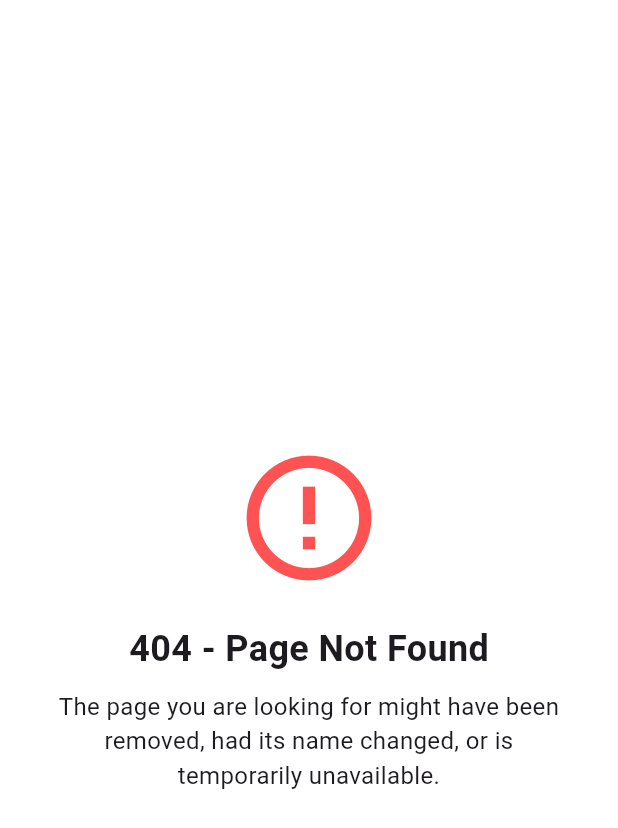
After one commit to FatemaAmirabadian/exchange_rate, a Flutter app: the NotFoundWidget screen opened directly, on a phone screen of 412 x 824 dp. The commit adds this screen. Shown: the top 828 px of the screen. Run offline on Flutter 3.47's test engine with Material 3 defaults, Android fonts, the phone set to English and light mode, and no system bars; our stand-ins replace get; missing offline and left inert: persian_fonts; network calls fail.

Commit message:
notFoundPage,animated BottomNavigationBar,dynamic Pages for each item

```diff
--- a/lib/utils/Exchange_controller.dart
+++ b/lib/utils/Exchange_controller.dart
@@ -1,5 +1,4 @@
 import 'dart:convert';
-
 import 'package:get/get.dart';
 import 'package:http/http.dart' as http;
 import '../models/Exchange_model.dart';
@@ -7,6 +6,8 @@ import '../models/Exchange_model.dart';
 class ExchangeController extends GetxController {
   RxBool isLoading = true.obs;
   RxList<Exchange> exchangesList = <Exchange>[].obs;
+  RxBool notFound = false.obs;
+  RxBool notConnected = false.obs;
 
   @override
   onInit() {
@@ -18,9 +19,16 @@ class ExchangeController extends GetxController {
     try {
       isLoading(true);
       var response = await http.get(Uri.parse('http://146.19.212.233:8000/currencies/'));
-      final decodedResponse = utf8.decode(response.bodyBytes);
-      List<Exchange> exchanges = exchangeFromJson(decodedResponse);
-      exchangesList.value = exchanges;
+      if (response.statusCode == 200) {
+        final decodedResponse = utf8.decode(response.bodyBytes);
+        List<Exchange> exchanges = exchangeFromJson(decodedResponse);
+        exchangesList.assignAll(exchanges);
+      } else if (response.statusCode == 404) {
+        notFound(true);
+      }
+    }catch (e) {
+      print(e);
+      // Handle exception
     } finally {
       isLoading(false);
     }
--- /dev/null
+++ b/lib/widgets/NotFoundWidget.dart
@@ -0,0 +1,41 @@
+import 'package:flutter/material.dart';
+
+
+class NotFoundWidget extends StatelessWidget {
+  @override
+  Widget build(BuildContext context) {
+    return Scaffold(
+      backgroundColor: Colors.white,
+      body: Center(
+        child: Column(
+          mainAxisAlignment: MainAxisAlignment.center,
+          crossAxisAlignment: CrossAxisAlignment.center,
+          children: [
+            Icon(
+              Icons.error_outline,
+              size: 100,
+              color: Colors.redAccent,
+            ),
+            SizedBox(height: 20),
+            Text(
+              '404 - Page Not Found',
+              style: TextStyle(
+                fontSize: 24,
+                fontWeight: FontWeight.bold,
+              ),
+            ),
+            SizedBox(height: 10),
+            Padding(
+              padding: const EdgeInsets.symmetric(horizontal: 30),
+              child: Text(
+                'The page you are looking for might have been removed, had its name changed, or is temporarily unavailable.',
+                textAlign: TextAlign.center,
+                style: TextStyle(fontSize: 16),
+              ),
+            ),
+          ],
+        ),
+      ),
+    );
+  }
+}
--- a/pubspec.yaml
+++ b/pubspec.yaml
@@ -37,6 +37,7 @@ dependencies:
 #  flutter_localization: ^0.2.0
   persian_fonts: ^1.0.5
 #  provider: ^6.1.1
+
 
 
   # The following adds the Cupertino Icons font to your application.
```
Also changed, not shown: lib/main.dart (+29 -9 lines), lib/utils/Gold_controller.dart (+12 -4 lines), lib/widgets/ExchangeDetailPage.dart (added, +25 -0 lines), lib/widgets/ExchangeWidget.dart (+34 -11 lines), lib/widgets/GoldDetailPage.dart (added, +26 -0 lines), lib/widgets/GoldWidget.dart (+34 -10 lines).
